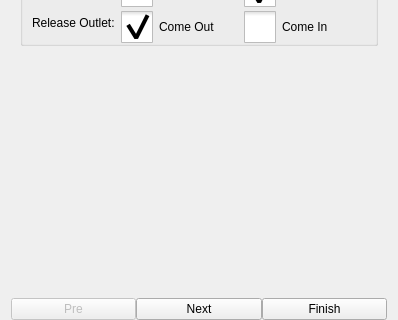
First picture: the form in hcinstruction/icprogramguidepage.ui, repository dongdong-2009/3-5AxisRobot, before the edit; both pictures show x 0 to 398 and y 533 to 853 of the 398 by 853 pixel window.
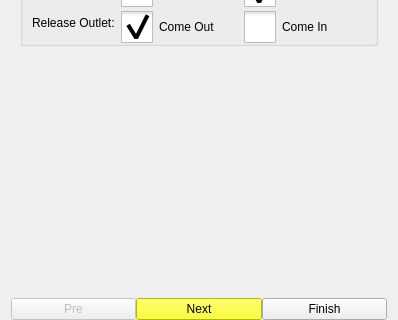
Second picture: the form after the edit. The open tabs and pages were chosen to show the change. Icons and pictures are not drawn. Custom widgets are drawn as their Qt base class.

Patch:
```diff
--- a/hcinstruction/icprogramguidepage.ui
+++ b/hcinstruction/icprogramguidepage.ui
@@ -1031,6 +1031,9 @@
      </item>
      <item>
       <widget class="QPushButton" name="nextButton">
+       <property name="styleSheet">
+        <string notr="true">background-color: rgb(255, 255, 0);</string>
+       </property>
        <property name="text">
         <string>Next</string>
        </property>
```
Left out of the diff: 2 changed lines with no effect on the pictures.
